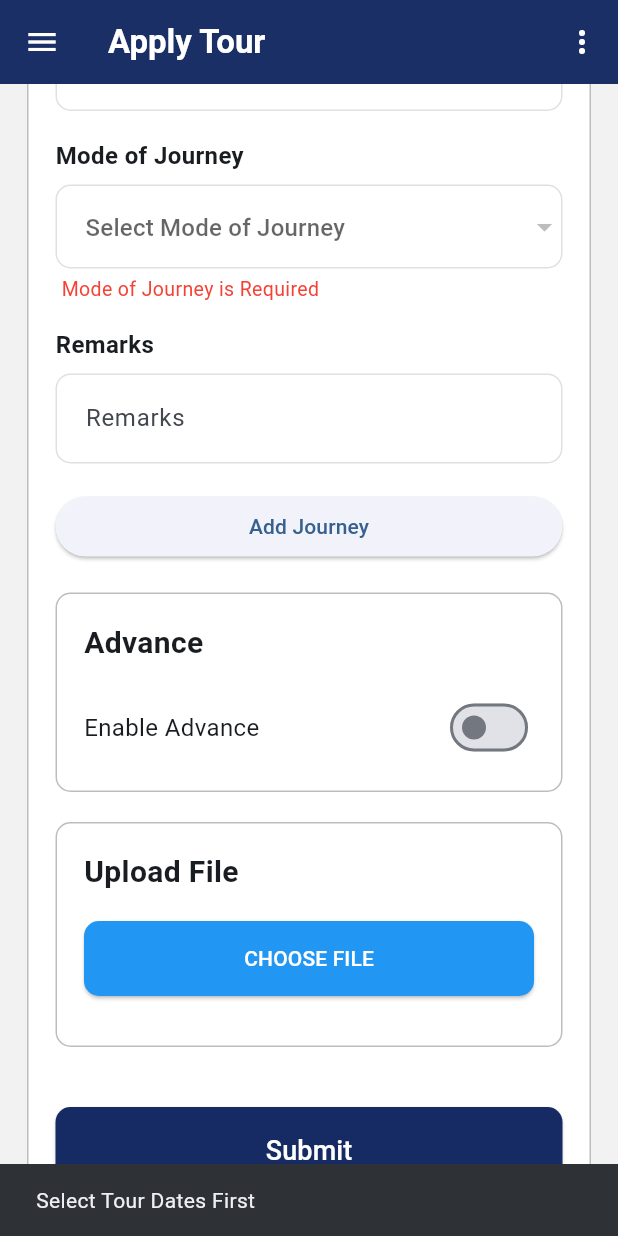
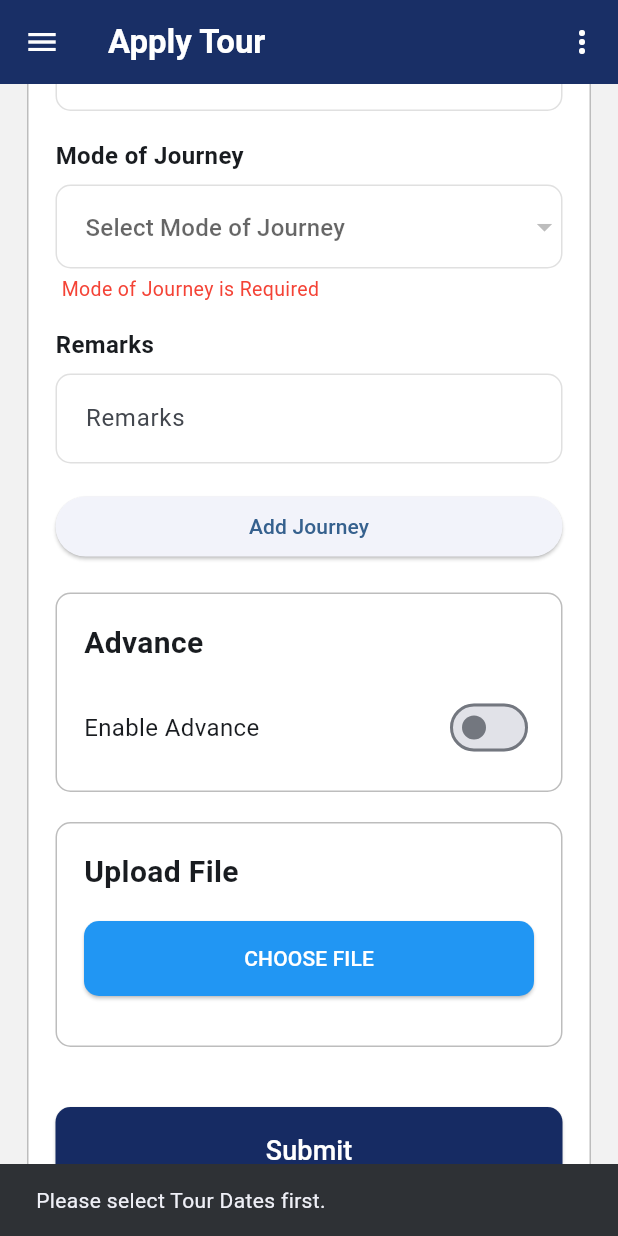
Before and after one commit to yatin7860/ta_appioss, a Flutter app: the ApplyTourScreen screen opened directly, scrolled down 2304 dp, after a tap on "Add Journey", on a phone screen of 412 x 824 dp. Run offline on Flutter 3.47's test engine with Material 3 defaults, Android fonts, the phone set to English and light mode, and no system bars; our stand-ins replace connectivity_plus, file_picker, flutter_map, geocoding, geolocator, hive_flutter and 4 more; missing offline and left inert: flutter_foreground_task; accounts and stored records are empty; network calls fail.

Commit message:
Updated Apply Tour screen

```diff
--- a/lib/screens/apply_tour_screen.dart
+++ b/lib/screens/apply_tour_screen.dart
@@ -43,6 +43,8 @@ class _ApplyTourScreenState
 
   String directorEmail = "";
 
+  DateTime? journeyDate;
+
   // ================= CONTROLLERS =================
 
   final fromController =
@@ -229,20 +231,27 @@ class _ApplyTourScreenState
 
   // ================= DATE PICKER =================
 
-  Future<void> pickDate(
-      bool isStart,
-      ) async {
-
-    DateTime? picked =
-    await showDatePicker(
+  Future<void> pickDate(bool isStart) async {
+
+    final today = DateTime.now();
+
+    DateTime? picked = await showDatePicker(
 
       context: context,
 
-      initialDate: DateTime.now(),
-
-      firstDate: DateTime(2023),
+      initialDate: isStart
+          ? (startDate ?? today)
+          : (endDate ?? startDate ?? today),
+
+      // Don't allow past dates
+      firstDate: DateTime(
+        today.year,
+        today.month,
+        today.day,
+      ),
 
       lastDate: DateTime(2100),
+
     );
 
     if (picked != null) {
@@ -253,11 +262,69 @@ class _ApplyTourScreenState
 
           startDate = picked;
 
+          // Reset end date if it becomes invalid
+          if (endDate != null &&
+              endDate!.isBefore(startDate!)) {
+            endDate = null;
+          }
+
         } else {
 
+          if (startDate != null &&
+              picked.isBefore(startDate!)) {
+
+            ScaffoldMessenger.of(context).showSnackBar(
+              const SnackBar(
+                content: Text(
+                  "End Date cannot be before Start Date",
+                ),
+              ),
+            );
+
+            return;
+          }
+
           endDate = picked;
         }
       });
+    }
+  }
+
+  Future<void> pickJourneyDate() async {
+
+    if (startDate == null || endDate == null) {
+
+      ScaffoldMessenger.of(context).showSnackBar(
+        const SnackBar(
+          content: Text(
+            "Please select Tour Dates first.",
+          ),
+        ),
+      );
+
+      return;
+    }
+
+    DateTime? picked = await showDatePicker(
+
+      context: context,
+
+      initialDate: journeyDate ?? startDate!,
+
+      firstDate: startDate!,
+
+      lastDate: endDate!,
+
+    );
+
+    if (picked != null) {
+
+      setState(() {
+
+        journeyDate = picked;
+
+      });
+
     }
   }
 
@@ -406,75 +473,7 @@ class _ApplyTourScreenState
       return;
 
     }
-//
-    if (fromController.text.trim().isEmpty) {
-
-      ScaffoldMessenger.of(context).showSnackBar(
-        const SnackBar(
-          content: Text(
-            "Enter From Location",
-          ),
-        ),
-      );
-      setState(() {
-        isSubmitting = false;
-      });
-
-      return;
-
-    }
-//
-    if (toController.text.trim().isEmpty) {
-
-      ScaffoldMessenger.of(context).showSnackBar(
-        const SnackBar(
-          content: Text(
-            "Enter To Location",
-          ),
-        ),
-      );
-      setState(() {
-        isSubmitting = false;
-      });
-
-      return;
-
-    }
-//
-    if (fromController.text.trim().toLowerCase() ==
-        toController.text.trim().toLowerCase()) {
-
-      ScaffoldMessenger.of(context).showSnackBar(
-        const SnackBar(
-          content: Text(
-            "From and To cannot be same",
-          ),
-        ),
-      );
-      setState(() {
-        isSubmitting = false;
-      });
-
-      return;
-
-    }
-//
-    if (selectedJourneyMode == null) {
-
-      ScaffoldMessenger.of(context).showSnackBar(
-        const SnackBar(
-          content: Text(
-            "Select Journey Mode",
-          ),
-        ),
-      );
-      setState(() {
-        isSubmitting = false;
-      });
-
-      return;
-
-    }
+
 //
 
     if (tourType.isEmpty) {
@@ -579,68 +578,7 @@ class _ApplyTourScreenState
 
     }
 //
-    if (selectedJourneyMode == "Taxi") {
-
-      if (selectedVehicleType == null) {
-
-        ScaffoldMessenger.of(context).showSnackBar(
-          const SnackBar(
-            content: Text(
-              "Select Vehicle Type",
-            ),
-          ),
-        );
-        setState(() {
-          isSubmitting = false;
-        });
-
-        return;
-
-      }
-
-      if (vehicleRemarksController.text
-          .trim()
-          .isEmpty) {
-
-        ScaffoldMessenger.of(context).showSnackBar(
-          const SnackBar(
-            content: Text(
-              "Vehicle Remarks Required",
-            ),
-          ),
-        );
-        setState(() {
-          isSubmitting = false;
-        });
-
-        return;
-
-      }
-
-    }
-//
-    if (selectedJourneyMode == "Other") {
-
-      if (otherJourneyController.text
-          .trim()
-          .isEmpty) {
-
-        ScaffoldMessenger.of(context).showSnackBar(
-          const SnackBar(
-            content: Text(
-              "Specify Other Journey Mode",
-            ),
-          ),
-        );
-        setState(() {
-          isSubmitting = false;
-        });
-
-        return;
-
-      }
-
-    }
+
 //
 
     if (showAdvance) {
@@ -795,80 +733,139 @@ class _ApplyTourScreenState
     }
 
   }
-  ///add journey
-  ///
+  // add journey
+  //
   void addJourney() {
 
-    if (startDate == null) {
-      if (this.startDate == null || endDate == null) {
+    if (startDate == null || endDate == null) {
+      ScaffoldMessenger.of(context).showSnackBar(
+        const SnackBar(
+          content: Text("Please select Tour Dates first."),
+        ),
+      );
+      return;
+    }
+
+    if (journeyDate == null) {
+      ScaffoldMessenger.of(context).showSnackBar(
+        const SnackBar(
+          content: Text("Select Journey Date."),
+        ),
+      );
+      return;
+    }
+
+    if (journeyDate!.isBefore(startDate!) ||
+        journeyDate!.isAfter(endDate!)) {
+      ScaffoldMessenger.of(context).showSnackBar(
+        const SnackBar(
+          content: Text("Journey Date must be between Tour Dates."),
+        ),
+      );
+      return;
+    }
+
+    if (fromController.text.trim().isEmpty) {
+      ScaffoldMessenger.of(context).showSnackBar(
+        const SnackBar(
+          content: Text("Enter From Location."),
+        ),
+      );
+      return;
+    }
+
+    if (toController.text.trim().isEmpty) {
+      ScaffoldMessenger.of(context).showSnackBar(
+        const SnackBar(
+          content: Text("Enter To Location."),
+        ),
+      );
+      return;
+    }
+
+    if (fromController.text.trim().toLowerCase() ==
+        toController.text.trim().toLowerCase()) {
+      ScaffoldMessenger.of(context).showSnackBar(
+        const SnackBar(
+          content: Text("From and To cannot be same."),
+        ),
+      );
+      return;
+    }
+
+    if (selectedJourneyMode == null) {
+      ScaffoldMessenger.of(context).showSnackBar(
+        const SnackBar(
+          content: Text("Select Journey Mode."),
+        ),
+      );
+      return;
+    }
+    if (selectedJourneyMode == "Taxi") {
+
+      if (selectedVehicleType == null) {
+
         ScaffoldMessenger.of(context).showSnackBar(
           const SnackBar(
             content: Text(
-              "Select Tour Dates First",
-            ),
-          ),
-        );
-        return;
-      }
-
-      if (startDate!.isBefore(this.startDate!) ||
-          startDate!.isAfter(endDate!)) {
+              "Select Vehicle Type",
+            ),
+          ),
+        );
+        setState(() {
+          isSubmitting = false;
+        });
+
+        return;
+
+      }
+
+      if (vehicleRemarksController.text
+          .trim()
+          .isEmpty) {
+
         ScaffoldMessenger.of(context).showSnackBar(
           const SnackBar(
             content: Text(
-              "Journey Date must be between Tour Dates",
-            ),
-          ),
-        );
-        return;
-      }
-      ScaffoldMessenger.of(context).showSnackBar(
-        const SnackBar(content: Text("Select journey date")),
-      );
-      return;
-    }
-
-    if (fromController.text.trim().isEmpty ||
-        toController.text.trim().isEmpty ||
-        selectedJourneyMode == null) {
-      ScaffoldMessenger.of(context).showSnackBar(
-        const SnackBar(content: Text("Fill all journey details")),
-      );
-      return;
-    }
-    //
-    bool alreadyExists =
-    journeyList.any((e) {
-
-      return e["date"] ==
-          startDate!
-              .toString()
-              .split(" ")[0] &&
-          e["from"] ==
-              fromController.text.trim() &&
-          e["to"] ==
-              toController.text.trim();
-
-    });
-
-    if (alreadyExists) {
+              "Vehicle Remarks Required",
+            ),
+          ),
+        );
+        setState(() {
+          isSubmitting = false;
+        });
+
+        return;
+
+      }
+
+    }
+    if (selectedJourneyMode == "Other") {
+
+      if (otherJourneyController.text
+          .trim()
+          .isEmpty) {
 
         ScaffoldMessenger.of(context).showSnackBar(
           const SnackBar(
             content: Text(
-            "Journey Already Added",
-          ),
-        ),
-      );
-
-      return;
-
-    }
-//
+              "Specify Other Journey Mode",
+            ),
+          ),
+        );
+        setState(() {
+          isSubmitting = false;
+        });
+
+        return;
+
+      }
+
+    }
 
     Map<String, dynamic> journey = {
 
-      "date": startDate!.toString().split(" ")[0],
+      "date": journeyDate!.toString().split(" ")[0],
 
       "from": fromController.text.trim(),
 
@@ -889,12 +886,6 @@ class _ApplyTourScreenState
     setState(() {
 
       journeyList.add(journey);
-
-      print("============= JOURNEY ADDED =============");
-      print(journey);
-      print("TOTAL JOURNEYS : ${journeyList.length}");
-      print(journeyList);
-      print("========================================");
 
       fromController.clear();
       toController.clear();
@@ -904,13 +895,15 @@ class _ApplyTourScreenState
 
       selectedJourneyMode = null;
       selectedVehicleType = null;
-      startDate = null;
-
-    });
-
-    ScaffoldMessenger.of(context).showSnackBar(
-      const SnackBar(
-        content: Text("Journey Added Successfully"),
+      journeyDate = null;
+
+    });
+
+    ScaffoldMessenger.of(context).showSnackBar(
+      SnackBar(
+        content: Text(
+          "Journey ${journeyList.length} Added Successfully",
+        ),
       ),
     );
   }
@@ -1188,43 +1181,45 @@ class _ApplyTourScreenState
 
                   DropdownButtonFormField<String>(
                     isExpanded: true,
+                    menuMaxHeight: 500,
                     value: selectedProjectScheme,
+
                     decoration: InputDecoration(
                       hintText: "Select Project Scheme",
                       contentPadding: const EdgeInsets.symmetric(
                         horizontal: 16,
                         vertical: 16,
                       ),
-                      enabledBorder: OutlineInputBorder(
+                      border: OutlineInputBorder(
                         borderRadius: BorderRadius.circular(10),
-                        borderSide: BorderSide(
-                          color: Colors.grey.shade300,
-                        ),
-                      ),
-                      focusedBorder: OutlineInputBorder(
-                        borderRadius: BorderRadius.circular(10),
-                        borderSide: BorderSide(
-                          color: Colors.grey.shade500,
-                        ),
-                      ),
-                    ),
+                      ),
+                    ),
+
+                    selectedItemBuilder: (context) {
+                      return projectSchemes.map<Widget>((item) {
+                        return Align(
+                          alignment: Alignment.centerLeft,
+                          child: Text(
+                            item["Project_Name"],
+                            maxLines: 1,
+                            overflow: TextOverflow.ellipsis,
+                            style: const TextStyle(fontSize: 14),
+                          ),
+                        );
+                      }).toList();
+                    },
+
                     items: projectSchemes.map((item) {
-
                       return DropdownMenuItem<String>(
-
                         value: item["Id"].toString(),
-
                         child: Text(
-
                           item["Project_Name"],
-
+                          maxLines: 1,
                           overflow: TextOverflow.ellipsis,
-
-                        ),
-
-                      );
-
+                        ),
+                      );
                     }).toList(),
+
                     onChanged: (value) {
                       setState(() {
                         selectedProjectScheme = value;
@@ -1269,11 +1264,11 @@ class _ApplyTourScreenState
                   children: [
 
                     dateField(
-                      "Date",
-                      startDate,
-                          () => pickDate(true),
-                    ),
-                    if (startDate == null)
+                      "Journey Date",
+                      journeyDate,
+                          () => pickJourneyDate(),
+                    ),
+                    if (journeyDate == null)
 
                       const Padding(
 
```
Lines whose indentation alone changed are shown as unchanged.
